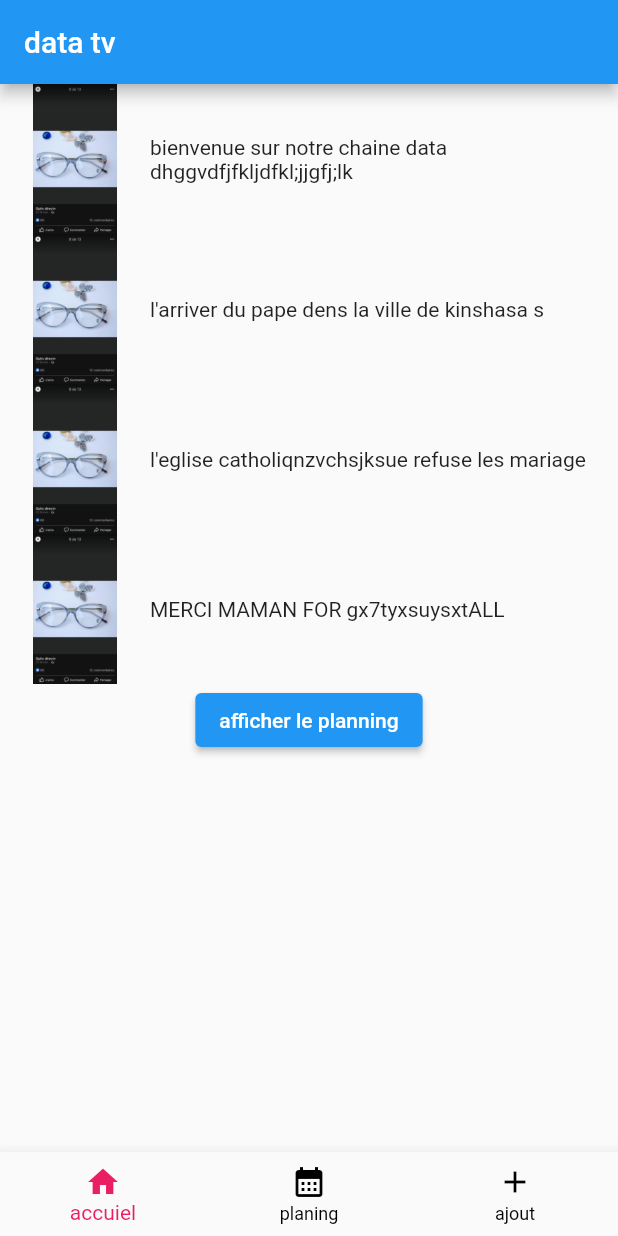
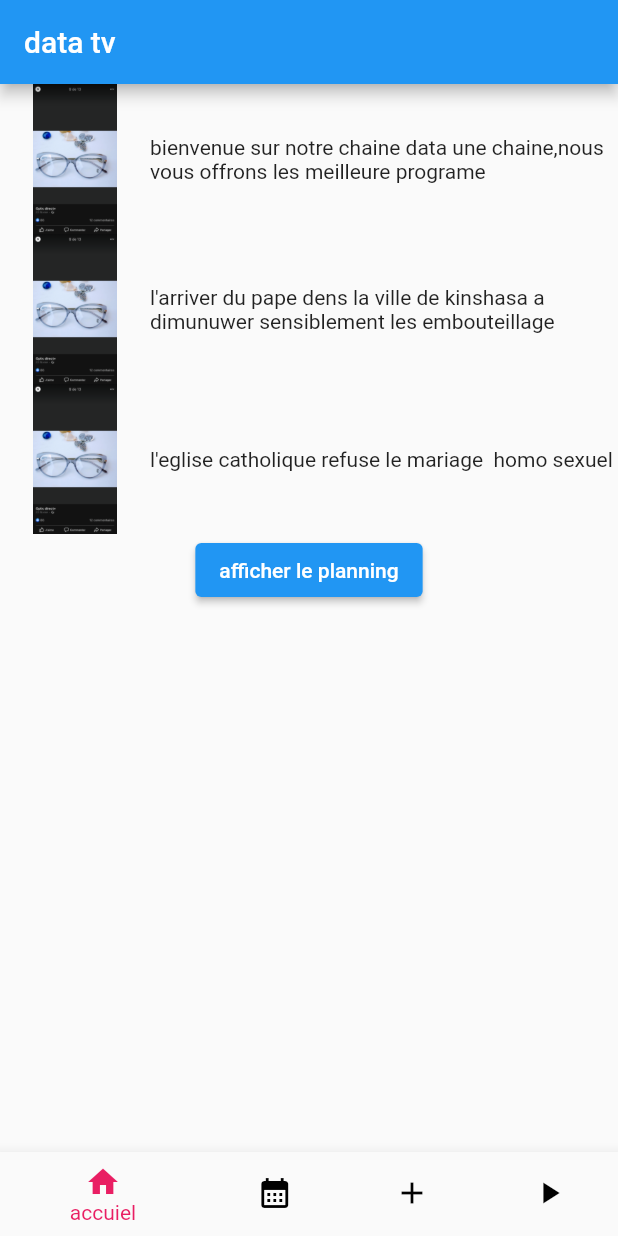
Before and after one commit to abigaelmakasi/data-tv, a Flutter app: the screen it shows after launch, on a phone screen of 412 x 824 dp. Run offline on Flutter 3.47's test engine with Material 2 defaults, Android fonts, the phone set to English and light mode, and no system bars.

Commit message:
ajout de l'item

```diff
--- a/lib/screens/home_screen.dart
+++ b/lib/screens/home_screen.dart
@@ -15,7 +15,8 @@ class _HomeScreenState extends State<HomeScreen> {
           appBar: AppBar(
             title: const Text("data tv"),
           ),
-          body: Column(
+          body: Center(
+            child:  Column(
             children: [
               Row(
                 children: [
@@ -24,12 +25,14 @@ class _HomeScreenState extends State<HomeScreen> {
                     width: 100,
                     height: 100,
                   ),
-                  const Expanded(child: Text(
-                    ("bienvenue sur notre chaine data dhggvdfjfkljdfkl;jjgfj;lk "),
+                  const Expanded(
+                    child: Text(
+                    ("bienvenue sur notre chaine data une chaine,nous vous offrons les meilleure programe "),
                     style: TextStyle(
                       fontSize: 14,
                     ),
-                  ),)
+                  ),
+                  )
 
                 ],
               ),
@@ -40,10 +43,16 @@ class _HomeScreenState extends State<HomeScreen> {
                     width: 100,
                     height: 100,
                   ),
-                  const Text(
-                    ("l'arriver du pape dens la ville de kinshasa s")
+
+                  const Expanded(
+                    child:  Text(
+                    ("l'arriver du pape dens la ville de kinshasa a dimunuwer sensiblement les embouteillage"),
+                    style: TextStyle(
+                      fontSize: 14,
+                    ),
 
                   ),
+                  )
                 ],
               ),
               Row(
@@ -53,25 +62,11 @@ class _HomeScreenState extends State<HomeScreen> {
                     width: 100,
                     height: 100,
                   ),
-                  const Text("l'eglise catholiqnzvchsjksue refuse les mariage")
-
+                   const Expanded(
+                    child:Text("l'eglise catholique refuse le mariage  homo sexuel "),
+                     )
 
                 ],
-
-
-              ),
-              Row(
-                children: [
-                  Image.asset(
-                    "assets/images/img2.PNG",
-                    width: 100,
-                    height: 100,
-                  ),
-                  const Text("MERCI MAMAN FOR gx7tyxsuysxtALL")
-
-
-                ],
-
 
               ),
 
@@ -85,6 +80,8 @@ class _HomeScreenState extends State<HomeScreen> {
 
             ],
           ),
+            ),
+
           bottomNavigationBar: BottomNavigationBar(
             selectedItemColor: Colors.pink,
             unselectedItemColor: Colors.black,
@@ -95,12 +92,18 @@ class _HomeScreenState extends State<HomeScreen> {
                 ),
                 BottomNavigationBarItem(
                 icon: Icon(Icons.calendar_month),
-                label: ("planing")
+                label: ("calendrier")
                 ),
                 BottomNavigationBarItem(
                 icon: Icon(Icons.add),
                 label: ("ajout")
                 ),
+
+                BottomNavigationBarItem(
+                icon: Icon(Icons.play_arrow),
+                label: ("ajout")
+                ),
+
             ],
 
 
```
